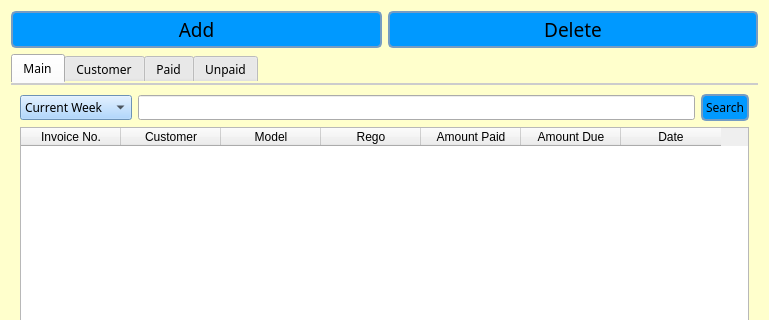
Qt form new_start/UI_File/Main.ui (maximustann/Bing_project) before a commit; both pictures show x 0 to 769 and y 0 to 320 of the 769 by 723 pixel window.
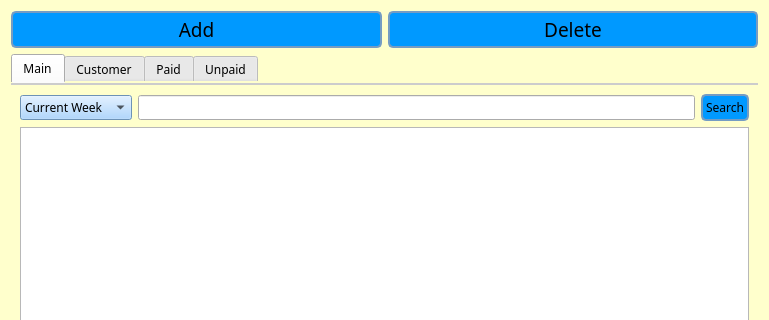
The same form after that commit.

Commit message: meaningful label names

```diff
--- a/new_start/UI_File/Main.ui
+++ b/new_start/UI_File/Main.ui
@@ -257,7 +257,7 @@
           <bool>true</bool>
          </property>
          <attribute name="horizontalHeaderVisible">
-          <bool>true</bool>
+          <bool>false</bool>
          </attribute>
          <attribute name="horizontalHeaderHighlightSections">
           <bool>false</bool>
```
Left out of the diff: 30 changed lines with no effect on the pictures. The commit also changes 5 other files.
